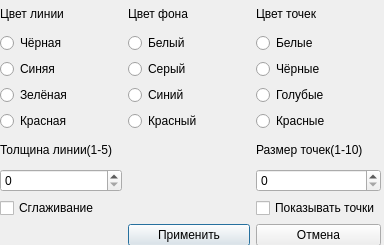
Qt form myClient/viewsetting.ui (ngorodnyansky/signal_analyzing) before a commit.
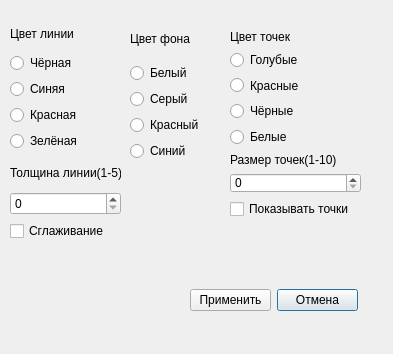
The same form after that commit.

Commit message: Исправлена ошибка при выборе настроек отображения.

Diff of the .ui file:
```diff
--- a/myClient/viewsetting.ui
+++ b/myClient/viewsetting.ui
@@ -6,173 +6,221 @@
    <rect>
     <x>0</x>
     <y>0</y>
-    <width>384</width>
-    <height>245</height>
+    <width>393</width>
+    <height>354</height>
    </rect>
   </property>
   <property name="windowTitle">
    <string>Dialog</string>
   </property>
-  <widget class="QWidget" name="gridLayoutWidget_2">
+  <widget class="QWidget" name="gridLayoutWidget">
    <property name="geometry">
     <rect>
-     <x>0</x>
-     <y>0</y>
-     <width>381</width>
-     <height>246</height>
+     <x>190</x>
+     <y>260</y>
+     <width>168</width>
+     <height>80</height>
     </rect>
    </property>
-   <layout class="QGridLayout" name="gridLayout_2">
-    <item row="0" column="2">
-     <widget class="QLabel" name="label_4">
+   <layout class="QGridLayout" name="gridLayout">
+    <item row="0" column="1">
+     <widget class="QPushButton" name="cancel">
       <property name="text">
-       <string>Цвет точек</string>
+       <string>Отмена</string>
       </property>
      </widget>
     </item>
-    <item row="1" column="0">
+    <item row="0" column="0">
+     <widget class="QPushButton" name="apply">
+      <property name="text">
+       <string>Применить</string>
+      </property>
+     </widget>
+    </item>
+   </layout>
+  </widget>
+  <widget class="QWidget" name="verticalLayoutWidget">
+   <property name="geometry">
+    <rect>
+     <x>10</x>
+     <y>20</y>
+     <width>101</width>
+     <height>131</height>
+    </rect>
+   </property>
+   <layout class="QVBoxLayout" name="verticalLayout">
+    <item>
+     <widget class="QLabel" name="label">
+      <property name="text">
+       <string>Цвет линии</string>
+      </property>
+     </widget>
+    </item>
+    <item>
      <widget class="QRadioButton" name="dark_radioButton">
       <property name="text">
        <string>Чёрная</string>
       </property>
      </widget>
     </item>
-    <item row="1" column="2">
-     <widget class="QRadioButton" name="whitePoints_radioButton">
+    <item>
+     <widget class="QRadioButton" name="blue_radioButton">
       <property name="text">
-       <string>Белые</string>
+       <string>Синяя</string>
       </property>
      </widget>
     </item>
-    <item row="3" column="1">
-     <widget class="QRadioButton" name="blueBackgroundRadioButton">
-      <property name="text">
-       <string>Синий</string>
-      </property>
-     </widget>
-    </item>
-    <item row="2" column="1">
-     <widget class="QRadioButton" name="greyBackgroundRadioButton">
-      <property name="text">
-       <string>Серый</string>
-      </property>
-     </widget>
-    </item>
-    <item row="4" column="0">
+    <item>
      <widget class="QRadioButton" name="red_radioButton">
       <property name="text">
        <string>Красная</string>
       </property>
      </widget>
     </item>
-    <item row="2" column="2">
-     <widget class="QRadioButton" name="darkPoints_radioButton">
-      <property name="text">
-       <string>Чёрные</string>
-      </property>
-     </widget>
-    </item>
-    <item row="3" column="0">
+    <item>
      <widget class="QRadioButton" name="green_radioButton">
       <property name="text">
        <string>Зелёная</string>
       </property>
      </widget>
     </item>
-    <item row="4" column="2">
-     <widget class="QRadioButton" name="redPoints_radioButton">
+   </layout>
+  </widget>
+  <widget class="QWidget" name="verticalLayoutWidget_2">
+   <property name="geometry">
+    <rect>
+     <x>10</x>
+     <y>160</y>
+     <width>111</width>
+     <height>81</height>
+    </rect>
+   </property>
+   <layout class="QVBoxLayout" name="verticalLayout_2">
+    <item>
+     <widget class="QLabel" name="label_2">
       <property name="text">
-       <string>Красные</string>
+       <string>Толщина линии(1-5)</string>
       </property>
      </widget>
     </item>
-    <item row="0" column="0">
-     <widget class="QLabel" name="label">
-      <property name="text">
-       <string>Цвет линии</string>
-      </property>
-     </widget>
+    <item>
+     <widget class="QSpinBox" name="size_spinBox"/>
     </item>
-    <item row="2" column="0">
-     <widget class="QRadioButton" name="blue_radioButton">
+    <item>
+     <widget class="QCheckBox" name="antialiasing_acheckBox">
       <property name="text">
-       <string>Синяя</string>
+       <string>Сглаживание</string>
       </property>
      </widget>
     </item>
-    <item row="4" column="1">
-     <widget class="QRadioButton" name="redBackgroundRadioButton">
+   </layout>
+  </widget>
+  <widget class="QWidget" name="verticalLayoutWidget_3">
+   <property name="geometry">
+    <rect>
+     <x>130</x>
+     <y>20</y>
+     <width>86</width>
+     <height>141</height>
+    </rect>
+   </property>
+   <layout class="QVBoxLayout" name="verticalLayout_3">
+    <item>
+     <widget class="QLabel" name="label_3">
       <property name="text">
-       <string>Красный</string>
+       <string>Цвет фона</string>
       </property>
      </widget>
     </item>
-    <item row="1" column="1">
+    <item>
      <widget class="QRadioButton" name="whiteBackgroundRadioButton">
       <property name="text">
        <string>Белый</string>
       </property>
      </widget>
     </item>
-    <item row="3" column="2">
+    <item>
+     <widget class="QRadioButton" name="greyBackgroundRadioButton">
+      <property name="text">
+       <string>Серый</string>
+      </property>
+     </widget>
+    </item>
+    <item>
+     <widget class="QRadioButton" name="redBackgroundRadioButton">
+      <property name="text">
+       <string>Красный</string>
+      </property>
+     </widget>
+    </item>
+    <item>
+     <widget class="QRadioButton" name="blueBackgroundRadioButton">
+      <property name="text">
+       <string>Синий</string>
+      </property>
+     </widget>
+    </item>
+   </layout>
+  </widget>
+  <widget class="QWidget" name="verticalLayoutWidget_4">
+   <property name="geometry">
+    <rect>
+     <x>230</x>
+     <y>30</y>
+     <width>131</width>
+     <height>188</height>
+    </rect>
+   </property>
+   <layout class="QVBoxLayout" name="verticalLayout_4">
+    <item>
+     <widget class="QLabel" name="label_4">
+      <property name="text">
+       <string>Цвет точек</string>
+      </property>
+     </widget>
+    </item>
+    <item>
      <widget class="QRadioButton" name="bluePoints_radioButton">
       <property name="text">
        <string>Голубые</string>
       </property>
      </widget>
     </item>
-    <item row="0" column="1">
-     <widget class="QLabel" name="label_3">
+    <item>
+     <widget class="QRadioButton" name="redPoints_radioButton">
       <property name="text">
-       <string>Цвет фона</string>
+       <string>Красные</string>
       </property>
      </widget>
     </item>
-    <item row="9" column="1">
-     <widget class="QPushButton" name="apply">
+    <item>
+     <widget class="QRadioButton" name="darkPoints_radioButton">
       <property name="text">
-       <string>Применить</string>
+       <string>Чёрные</string>
       </property>
      </widget>
     </item>
-    <item row="8" column="0">
-     <widget class="QCheckBox" name="antialiasing_acheckBox">
+    <item>
+     <widget class="QRadioButton" name="whitePoints_radioButton">
       <property name="text">
-       <string>Сглаживание</string>
+       <string>Белые</string>
       </property>
      </widget>
     </item>
-    <item row="7" column="0">
-     <widget class="QSpinBox" name="size_spinBox"/>
-    </item>
-    <item row="6" column="0">
-     <widget class="QLabel" name="label_2">
-      <property name="text">
-       <string>Толщина линии(1-5)</string>
-      </property>
-     </widget>
-    </item>
-    <item row="8" column="2">
-     <widget class="QCheckBox" name="viewPoints_checkBox">
-      <property name="text">
-       <string>Показывать точки</string>
-      </property>
-     </widget>
-    </item>
-    <item row="7" column="2">
-     <widget class="QSpinBox" name="pointsSize_spinBox"/>
-    </item>
-    <item row="6" column="2">
+    <item>
      <widget class="QLabel" name="label_5">
       <property name="text">
        <string>Размер точек(1-10)</string>
       </property>
      </widget>
     </item>
-    <item row="9" column="2">
-     <widget class="QPushButton" name="cancel">
+    <item>
+     <widget class="QSpinBox" name="pointsSize_spinBox"/>
+    </item>
+    <item>
+     <widget class="QCheckBox" name="viewPoints_checkBox">
       <property name="text">
-       <string>Отмена</string>
+       <string>Показывать точки</string>
       </property>
      </widget>
     </item>
```
